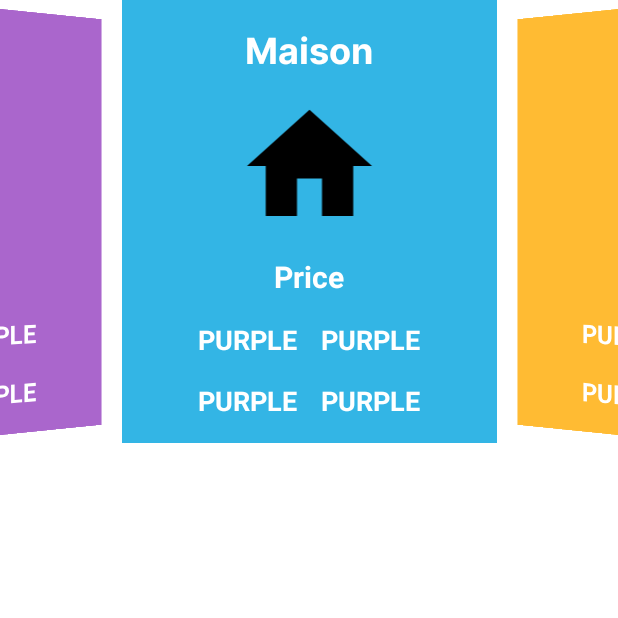
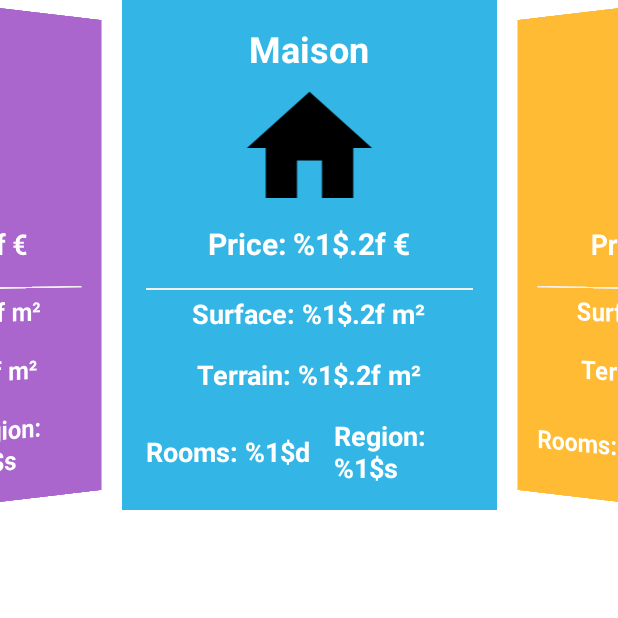
Before and after one commit to SamuelDeliens/Home, an Android app: the fragment CarouselFragment shown on its own in the app's theme, on a phone screen of 412 x 824 dp, the top half of it. Run offline under Robolectric (Android 15) with nearby library versions, the phone set to English and light mode, and no system bars; our stand-ins replace Dagger/Hilt's generated code, data binding; 2 statements that could not run were skipped.

Commit message:
Application - correction bug

```diff
--- a/Application/app/src/main/res/layout/fragment_caroussel.xml
+++ b/Application/app/src/main/res/layout/fragment_caroussel.xml
@@ -41,31 +41,27 @@
 
                 <TextView
                     android:id="@+id/typeV1"
-                    android:text="Maison"
+                    android:text="@string/ListEstimationPage_TextView_maion"
                     android:layout_width="wrap_content"
                     android:layout_height="wrap_content"
                     android:layout_gravity="center"
                     android:textColor="@android:color/background_light"
-                    android:textSize="24sp"
-                    android:fontFamily="@font/inter_bold" />
-
-                <Space
-                    android:layout_width="match_parent"
-                    android:layout_height="10dp" />
+                    android:textSize="24sp" android:textStyle="bold"/>
 
                 <ImageView
                     android:id="@+id/imageV1"
                     android:layout_width="match_parent"
                     android:layout_height="100dp"
-                    android:src="@drawable/ic_baseline_home_24" />
+                    android:src="@drawable/ic_baseline_home_24"
+                    android:contentDescription="@string/ListEstimationPage_ImageView_property" />
 
                 <Space
                     android:layout_width="match_parent"
-                    android:layout_height="10dp" />
+                    android:layout_height="wrap_content" />
 
                 <TextView
                     android:id="@+id/priceV1"
-                    android:text="Price"
+                    android:text="@string/ListEstimationPage_TextView_price"
                     android:layout_width="wrap_content"
                     android:layout_height="wrap_content"
                     android:layout_gravity="center"
@@ -76,15 +72,18 @@
                     android:layout_width="match_parent"
                     android:layout_height="16dp"/>
 
-                <androidx.appcompat.widget.LinearLayoutCompat
+                <TextView
                     android:layout_width="match_parent"
-                    android:layout_height="wrap_content"
-                    android:orientation="horizontal"
-                    android:gravity="center_horizontal">
+                    android:layout_height="1dp"
+                    android:background="@color/colorOnPrimary"/>
+
+                <Space
+                    android:layout_width="match_parent"
+                    android:layout_height="3dp" />
 
                 <TextView
                     android:id="@+id/surfaceV1"
-                        android:text="PURPLE"
+                    android:text="@string/ListEstimationPage_TextView_surface"
                     android:layout_width="wrap_content"
                     android:layout_height="wrap_content"
                     android:layout_gravity="center"
@@ -93,18 +92,16 @@
 
                 <Space
                     android:layout_width="16dp"
-                        android:layout_height="wrap_content"/>
+                    android:layout_height="16dp"/>
 
                 <TextView
                     android:id="@+id/terrainV1"
-                        android:text="PURPLE"
+                    android:text="@string/ListEstimationPage_TextView_terrain"
                     android:layout_width="wrap_content"
                     android:layout_height="wrap_content"
                     android:layout_gravity="center"
                     android:textColor="@android:color/background_light"
                     android:textSize="18sp" android:textStyle="bold"/>
-
-                </androidx.appcompat.widget.LinearLayoutCompat>
 
                 <Space
                     android:layout_width="wrap_content"
@@ -118,7 +115,7 @@
 
                     <TextView
                         android:id="@+id/roomsV1"
-                        android:text="PURPLE"
+                        android:text="@string/ListEstimationPage_TextView_rooms"
                         android:layout_width="wrap_content"
                         android:layout_height="wrap_content"
                         android:layout_gravity="center"
@@ -131,7 +128,7 @@
 
                     <TextView
                         android:id="@+id/regionV1"
-                        android:text="PURPLE"
+                        android:text="@string/ListEstimationPage_TextView_region"
                         android:layout_width="wrap_content"
                         android:layout_height="wrap_content"
                         android:layout_gravity="center"
@@ -162,30 +159,27 @@
 
                 <TextView
                     android:id="@+id/typeV2"
-                    android:text="Maison"
+                    android:text="@string/ListEstimationPage_TextView_maion"
                     android:layout_width="wrap_content"
                     android:layout_height="wrap_content"
                     android:layout_gravity="center"
                     android:textColor="@android:color/background_light"
                     android:textSize="24sp" android:textStyle="bold"/>
 
-                <Space
-                    android:layout_width="match_parent"
-                    android:layout_height="10dp" />
-
                 <ImageView
                     android:id="@+id/imageV2"
                     android:layout_width="match_parent"
                     android:layout_height="100dp"
-                    android:src="@drawable/ic_baseline_home_24" />
+                    android:src="@drawable/ic_baseline_home_24"
+                    android:contentDescription="@string/ListEstimationPage_ImageView_property" />
 
                 <Space
                     android:layout_width="match_parent"
-                    android:layout_height="10dp" />
+                    android:layout_height="wrap_content" />
 
                 <TextView
                     android:id="@+id/priceV2"
-                    android:text="Price"
+                    android:text="@string/ListEstimationPage_TextView_price"
                     android:layout_width="wrap_content"
                     android:layout_height="wrap_content"
                     android:layout_gravity="center"
@@ -196,15 +190,19 @@
                     android:layout_width="match_parent"
                     android:layout_height="16dp"/>
 
-                <androidx.appcompat.widget.LinearLayoutCompat
+                <TextView
                     android:layout_width="match_parent"
-                    android:layout_height="wrap_content"
-                    android:orientation="horizontal"
-                    android:gravity="center_horizontal">
+                    android:layout_height="1dp"
+                    android:background="@color/colorOnPrimary"/>
+
+                <Space
+                    android:layout_width="match_parent"
+                    android:layout_height="3dp" />
+
 
                 <TextView
                     android:id="@+id/surfaceV2"
-                        android:text="PURPLE"
+                    android:text="@string/ListEstimationPage_TextView_surface"
                     android:layout_width="wrap_content"
                     android:layout_height="wrap_content"
                     android:layout_gravity="center"
@@ -212,19 +210,17 @@
                     android:textSize="18sp" android:textStyle="bold"/>
 
                 <Space
-                        android:layout_width="16dp"
-                        android:layout_height="wrap_content"/>
+                    android:layout_width="match_parent"
+                    android:layout_height="16dp"/>
 
                 <TextView
                     android:id="@+id/terrainV2"
-                        android:text="PURPLE"
+                    android:text="@string/ListEstimationPage_TextView_terrain"
                     android:layout_width="wrap_content"
                     android:layout_height="wrap_content"
                     android:layout_gravity="center"
                     android:textColor="@android:color/background_light"
                     android:textSize="18sp" android:textStyle="bold"/>
-
-                </androidx.appcompat.widget.LinearLayoutCompat>
 
                 <Space
                     android:layout_width="wrap_content"
@@ -238,7 +234,7 @@
 
                     <TextView
                         android:id="@+id/roomsV2"
-                        android:text="PURPLE"
+                        android:text="@string/ListEstimationPage_TextView_rooms"
                         android:layout_width="wrap_content"
                         android:layout_height="wrap_content"
                         android:layout_gravity="center"
@@ -251,7 +247,7 @@
 
                     <TextView
                         android:id="@+id/regionV2"
-                        android:text="PURPLE"
+                        android:text="@string/ListEstimationPage_TextView_region"
                         android:layout_width="wrap_content"
                         android:layout_height="wrap_content"
                         android:layout_gravity="center"
@@ -282,30 +278,27 @@
 
                 <TextView
                     android:id="@+id/typeV3"
-                    android:text="Maison"
+                    android:text="@string/ListEstimationPage_TextView_maion"
                     android:layout_width="wrap_content"
                     android:layout_height="wrap_content"
                     android:layout_gravity="center"
                     android:textColor="@android:color/background_light"
                     android:textSize="24sp" android:textStyle="bold"/>
 
-                <Space
-                    android:layout_width="match_parent"
-                    android:layout_height="10dp" />
-
                 <ImageView
                     android:id="@+id/imageV3"
                     android:layout_width="match_parent"
                     android:layout_height="100dp"
-                    android:src="@drawable/ic_baseline_home_24" />
+                    android:src="@drawable/ic_baseline_home_24"
+                    android:contentDescription="@string/ListEstimationPage_ImageView_property" />
 
                 <Space
                     android:layout_width="match_parent"
-                    android:layout_height="10dp" />
+                    android:layout_height="wrap_content" />
 
                 <TextView
                     android:id="@+id/priceV3"
-                    android:text="Price"
+                    android:text="@string/ListEstimationPage_TextView_price"
                     android:layout_width="wrap_content"
                     android:layout_height="wrap_content"
                     android:layout_gravity="center"
@@ -316,15 +309,19 @@
                     android:layout_width="match_parent"
                     android:layout_height="16dp"/>
 
-                <androidx.appcompat.widget.LinearLayoutCompat
+                <TextView
                     android:layout_width="match_parent"
-                    android:layout_height="wrap_content"
-                    android:orientation="horizontal"
-                    android:gravity="center_horizontal">
+                    android:layout_height="1dp"
+                    android:background="@color/colorOnPrimary"/>
+
+                <Space
+                    android:layout_width="match_parent"
+                    android:layout_height="3dp" />
+
 
                 <TextView
                     android:id="@+id/surfaceV3"
-                        android:text="PURPLE"
+                    android:text="@string/ListEstimationPage_TextView_surface"
                     android:layout_width="wrap_content"
                     android:layout_height="wrap_content"
                     android:layout_gravity="center"
@@ -332,19 +329,17 @@
                     android:textSize="18sp" android:textStyle="bold"/>
 
                 <Space
-                        android:layout_width="16dp"
-                        android:layout_height="wrap_content"/>
+                    android:layout_width="match_parent"
+                    android:layout_height="16dp"/>
 
                 <TextView
                     android:id="@+id/terrainV3"
-                        android:text="PURPLE"
+                    android:text="@string/ListEstimationPage_TextView_terrain"
                     android:layout_width="wrap_content"
                     android:layout_height="wrap_content"
                     android:layout_gravity="center"
                     android:textColor="@android:color/background_light"
                     android:textSize="18sp" android:textStyle="bold"/>
-
-                </androidx.appcompat.widget.LinearLayoutCompat>
 
                 <Space
                     android:layout_width="wrap_content"
@@ -358,7 +353,7 @@
 
                     <TextView
                         android:id="@+id/roomsV3"
-                        android:text="PURPLE"
+                        android:text="@string/ListEstimationPage_TextView_rooms"
                         android:layout_width="wrap_content"
                         android:layout_height="wrap_content"
                         android:layout_gravity="center"
@@ -371,7 +366,7 @@
 
                     <TextView
                         android:id="@+id/regionV3"
-                        android:text="PURPLE"
+                        android:text="@string/ListEstimationPage_TextView_region"
                         android:layout_width="wrap_content"
                         android:layout_height="wrap_content"
                         android:layout_gravity="center"
@@ -402,30 +397,27 @@
 
                 <TextView
                     android:id="@+id/typeV4"
-                    android:text="Maison"
+                    android:text="@string/ListEstimationPage_TextView_maion"
                     android:layout_width="wrap_content"
                     android:layout_height="wrap_content"
                     android:layout_gravity="center"
                     android:textColor="@android:color/background_light"
                     android:textSize="24sp" android:textStyle="bold"/>
 
-                <Space
-                    android:layout_width="match_parent"
-                    android:layout_height="10dp" />
-
                 <ImageView
                     android:id="@+id/imageV4"
                     android:layout_width="match_parent"
                     android:layout_height="100dp"
-                    android:src="@drawable/ic_baseline_home_24" />
+                    android:src="@drawable/ic_baseline_home_24"
+                    android:contentDescription="@string/ListEstimationPage_ImageView_property" />
 
                 <Space
                     android:layout_width="match_parent"
-                    android:layout_height="10dp" />
+                    android:layout_height="wrap_content" />
 
                 <TextView
                     android:id="@+id/priceV4"
-                    android:text="Price"
+                    android:text="@string/ListEstimationPage_TextView_price"
                     android:layout_width="wrap_content"
                     android:layout_height="wrap_content"
                     android:layout_gravity="center"
@@ -436,15 +428,18 @@
                     android:layout_width="match_parent"
                     android:layout_height="16dp"/>
 
-                <androidx.appcompat.widget.LinearLayoutCompat
+                <TextView
                     android:layout_width="match_parent"
-                    android:layout_height="wrap_content"
-                    android:orientation="horizontal"
-                    android:gravity="center_horizontal">
+                    android:layout_height="1dp"
+                    android:background="@color/colorOnPrimary"/>
+
+                <Space
+                    android:layout_width="match_parent"
+                    android:layout_height="3dp" />
 
                 <TextView
                     android:id="@+id/surfaceV4"
-                        android:text="PURPLE"
+                    android:text="@string/ListEstimationPage_TextView_surface"
                     android:layout_width="wrap_content"
                     android:layout_height="wrap_content"
                     android:layout_gravity="center"
@@ -453,18 +448,16 @@
 
                 <Space
                     android:layout_width="16dp"
-                        android:layout_height="wrap_content"/>
+                    android:layout_height="16dp"/>
 
                 <TextView
                     android:id="@+id/terrainV4"
-                        android:text="PURPLE"
+                    android:text="@string/ListEstimationPage_TextView_terrain"
                     android:layout_width="wrap_content"
                     android:layout_height="wrap_content"
                     android:layout_gravity="center"
                     android:textColor="@android:color/background_light"
                     android:textSize="18sp" android:textStyle="bold"/>
-
-                </androidx.appcompat.widget.LinearLayoutCompat>
 
                 <Space
                     android:layout_width="wrap_content"
@@ -478,7 +471,7 @@
 
                     <TextView
                         android:id="@+id/roomsV4"
-                        android:text="PURPLE"
+                        android:text="@string/ListEstimationPage_TextView_rooms"
                         android:layout_width="wrap_content"
                         android:layout_height="wrap_content"
                         android:layout_gravity="center"
@@ -491,7 +484,7 @@
 
                     <TextView
                         android:id="@+id/regionV4"
-                        android:text="PURPLE"
+                        android:text="@string/ListEstimationPage_TextView_region"
                         android:layout_width="wrap_content"
                         android:layout_height="wrap_content"
                         android:layout_gravity="center"
@@ -522,30 +515,27 @@
 
                 <TextView
                     android:id="@+id/typeV5"
-                    android:text="Maison"
+                    android:text="@string/ListEstimationPage_TextView_maion"
                     android:layout_width="wrap_content"
                     android:layout_height="wrap_content"
                     android:layout_gravity="center"
                     android:textColor="@android:color/background_light"
                     android:textSize="24sp" android:textStyle="bold"/>
 
-                <Space
-                    android:layout_width="match_parent"
-                    android:layout_height="10dp" />
-
                 <ImageView
                     android:id="@+id/imageV5"
                     android:layout_width="match_parent"
                     android:layout_height="100dp"
-                    android:src="@drawable/ic_baseline_home_24" />
+                    android:src="@drawable/ic_baseline_home_24"
+                    android:contentDescription="@string/ListEstimationPage_ImageView_property" />
 
                 <Space
                     android:layout_width="match_parent"
-                    android:layout_height="10dp" />
+                    android:layout_height="wrap_content" />
 
                 <TextView
                     android:id="@+id/priceV5"
-                    android:text="Price"
+                    android:text="@string/ListEstimationPage_TextView_price"
                     android:layout_width="wrap_content"
                     android:layout_height="wrap_content"
                     android:layout_gravity="center"
@@ -556,15 +546,18 @@
                     android:layout_width="match_parent"
                     android:layout_height="16dp"/>
 
-                <androidx.appcompat.widget.LinearLayoutCompat
+                <TextView
                     android:layout_width="match_parent"
-                    android:layout_height="wrap_content"
-                    android:orientation="horizontal"
-                    android:gravity="center_horizontal">
+                    android:layout_height="1dp"
+                    android:background="@color/colorOnPrimary"/>
+
+                <Space
+                    android:layout_width="match_parent"
+                    android:layout_height="3dp" />
 
                 <TextView
                     android:id="@+id/surfaceV5"
-                        android:text="PURPLE"
+                    android:text="@string/ListEstimationPage_TextView_surface"
                     android:layout_width="wrap_content"
                     android:layout_height="wrap_content"
                     android:layout_gravity="center"
@@ -572,19 +565,17 @@
                     android:textSize="18sp" android:textStyle="bold"/>
 
                 <Space
-                        android:layout_width="16dp"
-                        android:layout_height="wrap_content"/>
+                    android:layout_width="wrap_content"
+                    android:layout_height="16dp"/>
 
                 <TextView
                     android:id="@+id/terrainV5"
-                        android:text="PURPLE"
+                    android:text="@string/ListEstimationPage_TextView_terrain"
                     android:layout_width="wrap_content"
                     android:layout_height="wrap_content"
                     android:layout_gravity="center"
                     android:textColor="@android:color/background_light"
                     android:textSize="18sp" android:textStyle="bold"/>
-
-                </androidx.appcompat.widget.LinearLayoutCompat>
 
                 <Space
                     android:layout_width="wrap_content"
@@ -598,7 +589,7 @@
 
                     <TextView
                         android:id="@+id/roomsV5"
-                        android:text="PURPLE"
+                        android:text="@string/ListEstimationPage_TextView_rooms"
                         android:layout_width="wrap_content"
                         android:layout_height="wrap_content"
                         android:layout_gravity="center"
@@ -611,7 +602,7 @@
 
                     <TextView
                         android:id="@+id/regionV5"
-                        android:text="PURPLE"
+                        android:text="@string/ListEstimationPage_TextView_region"
                         android:layout_width="wrap_content"
                         android:layout_height="wrap_content"
                         android:layout_gravity="center"
```
Lines whose indentation alone changed are shown as unchanged.
